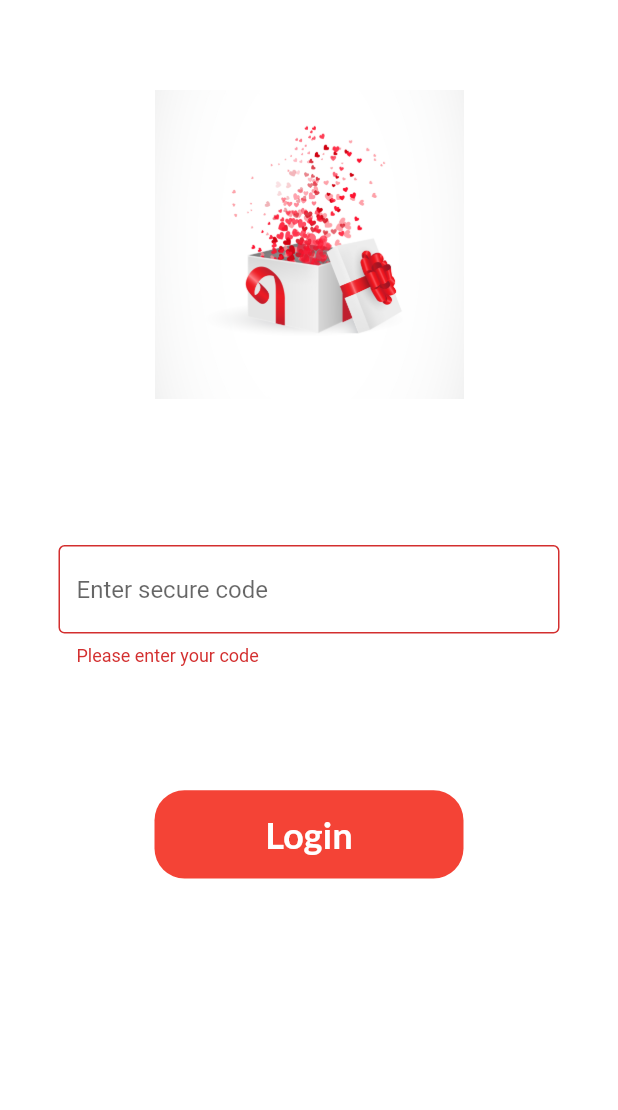
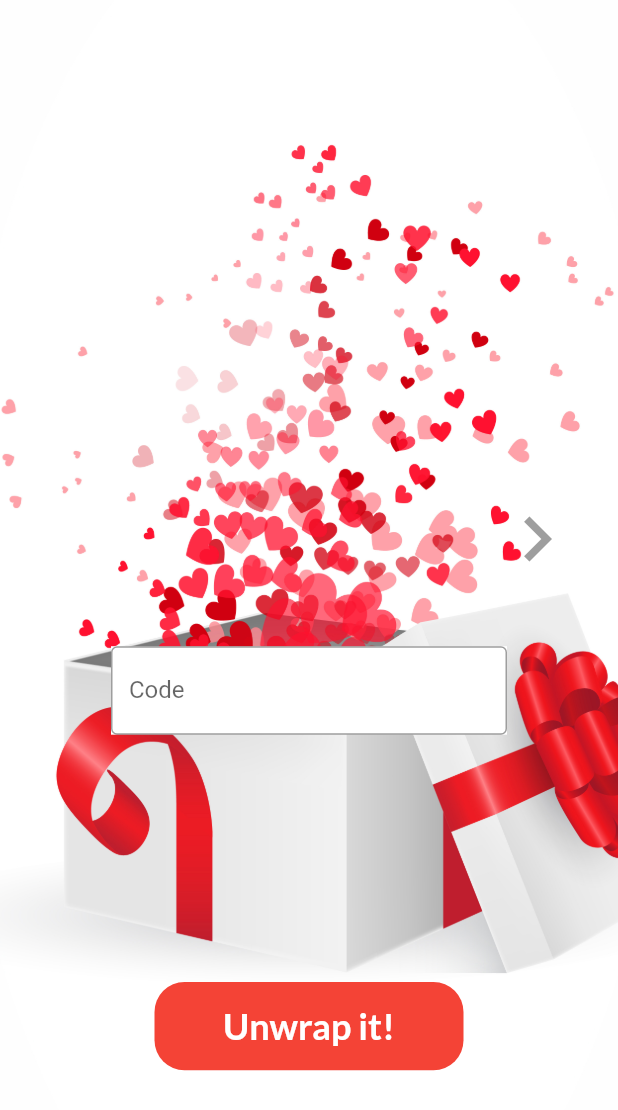
Before and after one commit to sadilak85/unWrapp, a Flutter app: the screen it shows after launch, on a phone screen of 412 x 824 dp. Shown: the top 1110 px of the screen. Run offline on Flutter 3.47's test engine with Material 2 defaults, Android fonts, the phone set to English and light mode, and no system bars; our stand-ins replace firebase_auth, firebase_core, modal_progress_hud, shared_preferences; accounts and stored records are empty.

Commit message:
login swipe pages

```diff
--- /dev/null
+++ b/lib/helpers/welcomescreen_controller.dart
@@ -0,0 +1,33 @@
+import 'package:flutter/material.dart';
+import '../screens/LoginFormWithValidation.dart';
+import '../screens/codeEntry_screen.dart';
+
+class WelcomeScreen extends StatefulWidget {
+  static const routeName = '/welcome-screen';
+  @override
+  _WelcomeScreenState createState() => _WelcomeScreenState();
+}
+
+class _WelcomeScreenState extends State<WelcomeScreen> {
+  PageController _controller = PageController(
+    initialPage: 0,
+  );
+
+  @override
+  void dispose() {
+    _controller.dispose();
+    super.dispose();
+  }
+
+  @override
+  Widget build(BuildContext context) {
+    return PageView(
+      pageSnapping: false,
+      controller: _controller,
+      children: [
+        CodeScreen(),
+        LoginFormValidation(),
+      ],
+    );
+  }
+}
--- a/lib/main.dart
+++ b/lib/main.dart
@@ -1,9 +1,11 @@
+import 'package:unWrapp/screens/codeEntry_screen.dart';
 import 'package:unWrapp/screens/templates_overview_screen.dart';
 import 'package:flutter/material.dart';
 import 'package:provider/provider.dart';
 import 'package:firebase_core/firebase_core.dart';
 
 import './helpers/custom_route.dart';
+import './helpers/welcomescreen_controller.dart';
 import './providers/albums.dart';
 import './providers/orders.dart';
 import './providers/auth.dart';
@@ -14,7 +16,7 @@ import './screens/product_detail_screen.dart';
 import './screens/orders_screen.dart';
 import './screens/edit_product_screen.dart';
 import './screens/LoginFormWithValidation.dart';
-import './screens/welcome_screen.dart';
+
 // import './screens/login_screen.dart';
 // import './screens/registration_screen.dart';
 
@@ -123,6 +125,7 @@ class MyApp extends StatelessWidget {
                 ),
           routes: {
             LoginFormValidation.routeName: (ctx) => LoginFormValidation(),
+            CodeScreen.routeName: (ctx) => CodeScreen(),
             // LoginScreen.routeName: (ctx) => LoginScreen(),
             // RegistrationScreen.routeName: (ctx) => RegistrationScreen(),
             TemplatesOverviewScreen.routeName: (ctx) =>
--- /dev/null
+++ b/lib/screens/codeEntry_screen.dart
@@ -0,0 +1,203 @@
+import 'package:flutter/material.dart';
+import 'package:firebase_auth/firebase_auth.dart';
+import 'package:modal_progress_hud/modal_progress_hud.dart';
+import '../screens/templates_overview_screen.dart';
+
+class CodeScreen extends StatefulWidget {
+  static const routeName = '/code-screen';
+  @override
+  _CodeScreenState createState() => _CodeScreenState();
+}
+
+class _CodeScreenState extends State<CodeScreen> {
+  GlobalKey<FormState> formkey = GlobalKey<FormState>();
+  bool showSpinner = false;
+  final _auth = FirebaseAuth.instance;
+
+  Map<String, String> _authData = {
+    'specialkey': '',
+  };
+
+  void _showErrorDialog(String message) {
+    showDialog(
+      context: context,
+      builder: (ctx) => AlertDialog(
+        title: Text('An Error Occurred!'),
+        content: Text(message),
+        actions: <Widget>[
+          FlatButton(
+            child: Text('Okay'),
+            onPressed: () {
+              Navigator.of(ctx).pop();
+            },
+          )
+        ],
+      ),
+    );
+  }
+
+  bool _codeValidation(String value) {
+    if (value == '123') {
+      return true;
+    } else {
+      return false;
+    }
+  }
+
+  @override
+  Widget build(BuildContext context) {
+    final deviceSize = MediaQuery.of(context).size;
+
+    return Container(
+      decoration: BoxDecoration(
+          image: DecorationImage(
+              image: AssetImage('assets/images/welcomelogo.png'),
+              fit: BoxFit.cover)),
+      child: Scaffold(
+        backgroundColor: Colors.transparent,
+        body: ModalProgressHUD(
+          inAsyncCall: showSpinner,
+          child: Padding(
+            padding: EdgeInsets.symmetric(horizontal: 24.0),
+            child: OrientationBuilder(
+              builder: (context, orientation) {
+                return SingleChildScrollView(
+                  child: Form(
+                    autovalidateMode: AutovalidateMode
+                        .always, //check for validation while typing
+                    key: formkey,
+                    child: Column(
+                      children: <Widget>[
+                        SizedBox(
+                          height: orientation == Orientation.portrait
+                              ? deviceSize.height / 2.5
+                              : deviceSize.width / 2.5,
+                        ),
+                        Container(
+                          child: Align(
+                            alignment: Alignment.centerRight,
+                            child: IconTheme(
+                              data: IconThemeData(color: Colors.grey),
+                              child: Icon(
+                                Icons.chevron_right_outlined,
+                                // Icons.double_arrow,
+                                size: 60,
+                              ),
+                            ),
+                          ),
+                        ),
+                        SizedBox(
+                          height: orientation == Orientation.portrait
+                              ? deviceSize.height / 20
+                              : deviceSize.width / 20,
+                        ),
+                        Padding(
+                          // padding: const EdgeInsets.all(25.0),
+                          padding: EdgeInsets.symmetric(horizontal: 50),
+                          child: Container(
+                            color: Colors.white,
+                            child: TextField(
+                              keyboardType: TextInputType.number,
+                              textAlign: TextAlign.center,
+                              decoration: InputDecoration(
+                                  border: OutlineInputBorder(),
+                                  labelText: 'Code',
+                                  hintText:
+                                      'Enter secure code obtained from beloved one'),
+                              onChanged: (value) {
+                                if (_codeValidation(value)) {
+                                  _authData['specialkey'] = value;
+                                } else {
+                                  _authData['specialkey'] = null;
+                                }
+                              },
+                            ),
+                          ),
+                        ),
+                        SizedBox(
+                          height: orientation == Orientation.portrait
+                              ? deviceSize.height / 5
+                              : deviceSize.width / 5,
+                        ),
+                        Container(
+                          height: orientation == Orientation.portrait
+                              ? deviceSize.height / 14
+                              : deviceSize.width / 14,
+                          width: orientation == Orientation.portrait
+                              ? deviceSize.width / 2
+                              : deviceSize.height / 2,
+                          decoration: BoxDecoration(
+                              color: Theme.of(context).primaryColor,
+                              borderRadius: BorderRadius.circular(20)),
+                          child: FlatButton(
+                            onPressed: () async {
+                              if (formkey.currentState.validate()) {
+                                setState(() {
+                                  showSpinner = true;
+                                });
+                                print(_authData);
+                                try {
+                                  // final user =
+                                  //     await _auth.signInWithEmailAndPassword(
+                                  //         email: _authData['email'],
+                                  //         password: _authData['password']);
+                                  if (_authData['specialkey'] != null) {
+                                    Navigator.of(context).pushNamed(
+                                        TemplatesOverviewScreen.routeName);
+                                  } else {
+                                    _showErrorDialog("Not Validated");
+                                    setState(() {
+                                      showSpinner = false;
+                                    });
+                                  }
+
+                                  setState(() {
+                                    showSpinner = false;
+                                  });
+                                } catch (error) {
+                                  var errorMessage =
+                                      'Authentication failed: \n';
+                                  errorMessage =
+                                      errorMessage + error.toString();
+
+                                  _showErrorDialog(errorMessage);
+                                  setState(() {
+                                    showSpinner = false;
+                                  });
+                                }
+                              } else {
+                                _showErrorDialog("Not Validated");
+                                setState(() {
+                                  showSpinner = false;
+                                });
+                              }
+                            },
+                            child: Text(
+                              'Unwrap it!',
+                              style: TextStyle(
+                                color: Colors.white,
+                                fontSize: 24,
+                                fontFamily: Theme.of(context)
+                                    .textTheme
+                                    .headline2
+                                    .fontFamily,
+                                fontWeight: Theme.of(context)
+                                    .textTheme
+                                    .headline2
+                                    .fontWeight,
+                              ),
+                            ),
+                          ),
+                        ),
+                      ],
+                    ),
+                  ),
+                );
+              },
+            ),
+          ),
+        ),
+      ),
+    );
+  }
+}
--- a/lib/screens/welcome_screen.dart
+++ /dev/null
@@ -1,190 +0,0 @@
-import 'package:flutter/material.dart';
-import 'package:firebase_auth/firebase_auth.dart';
-import 'package:modal_progress_hud/modal_progress_hud.dart';
-import '../screens/LoginFormWithValidation.dart';
-
-class WelcomeScreen extends StatefulWidget {
-  static const routeName = '/welcome-screen';
-  @override
-  _WelcomeScreenState createState() => _WelcomeScreenState();
-}
-
-class _WelcomeScreenState extends State<WelcomeScreen> {
-  GlobalKey<FormState> formkey = GlobalKey<FormState>();
-  bool showSpinner = false;
-  final _auth = FirebaseAuth.instance;
-
-  Map<String, String> _authData = {
-    'specialkey': '',
-  };
-
-  void _showErrorDialog(String message) {
-    showDialog(
-      context: context,
-      builder: (ctx) => AlertDialog(
-        title: Text('An Error Occurred!'),
-        content: Text(message),
-        actions: <Widget>[
-          FlatButton(
-            child: Text('Okay'),
-            onPressed: () {
-              Navigator.of(ctx).pop();
-            },
-          )
-        ],
-      ),
-    );
-  }
-
-  bool _codeValidation(String value) {
-    if (value == 'Ananinami') {
-      return true;
-    } else {
-      return false;
-    }
-  }
-
-  @override
-  Widget build(BuildContext context) {
-    final deviceSize = MediaQuery.of(context).size;
-
-    return Scaffold(
-      backgroundColor: Colors.white,
-      body: ModalProgressHUD(
-        inAsyncCall: showSpinner,
-        child: Padding(
-          padding: EdgeInsets.symmetric(horizontal: 24.0),
-          child: OrientationBuilder(
-            builder: (context, orientation) {
-              return SingleChildScrollView(
-                child: Form(
-                  autovalidateMode: AutovalidateMode
-                      .always, //check for validation while typing
-                  key: formkey,
-                  child: Column(
-                    children: <Widget>[
-                      Padding(
-                        padding: const EdgeInsets.only(top: 60.0),
-                        child: Center(
-                          child: Container(
-                              width: orientation == Orientation.portrait
-                                  ? deviceSize.width / 2
-                                  : 0,
-                              height: orientation == Orientation.portrait
-                                  ? deviceSize.height / 4
-                                  : 0,
-                              child:
-                                  Image.asset('assets/images/welcomelogo.png')),
-                        ),
-                      ),
-                      SizedBox(
-                        height: orientation == Orientation.portrait
-                            ? deviceSize.height / 10
-                            : deviceSize.width / 10,
-                      ),
-                      Padding(
-                        padding: const EdgeInsets.only(
-                            left: 15.0, right: 15.0, top: 15, bottom: 0),
-                        child: TextFormField(
-                          obscureText: true,
-                          decoration: InputDecoration(
-                              border: OutlineInputBorder(),
-                              hintText: 'Enter secure code'),
-                          validator: (value) {
-                            if (value.isEmpty) {
-                              return 'Please enter your code';
-                            }
-                            return null;
-                          },
-                          onChanged: (value) {
-                            if (_codeValidation(value)) {
-                              _authData['specialkey'] = value;
-                            } else {
-                              _authData['specialkey'] = null;
-                            }
-                          },
-                        ),
-                      ),
-                      SizedBox(
-                        height: orientation == Orientation.portrait
-                            ? deviceSize.height / 10
-                            : deviceSize.width / 15,
-                      ),
-                      Container(
-                        height: orientation == Orientation.portrait
-                            ? deviceSize.height / 14
-                            : deviceSize.width / 14,
-                        width: orientation == Orientation.portrait
-                            ? deviceSize.width / 2
-                            : deviceSize.height / 2,
-                        decoration: BoxDecoration(
-                            color: Theme.of(context).primaryColor,
-                            borderRadius: BorderRadius.circular(20)),
-                        child: FlatButton(
-                          onPressed: () async {
-                            if (formkey.currentState.validate()) {
-                              setState(() {
-                                showSpinner = true;
-                              });
-
-                              try {
-                                // final user =
-                                //     await _auth.signInWithEmailAndPassword(
-                                //         email: _authData['email'],
-                                //         password: _authData['password']);
-                                // if (user != null) {
-                                //   Navigator.of(context).pushNamed(
-                                //       TemplatesOverviewScreen.routeName);
-                                // }
-                                if (_authData['specialkey'] != null) {
-                                  Navigator.of(context)
-                                      .pushNamed(LoginFormValidation.routeName);
-                                }
-
-                                setState(() {
-                                  showSpinner = false;
-                                });
-                              } catch (error) {
-                                var errorMessage = 'Authentication failed: \n';
-                                errorMessage = errorMessage + error.toString();
-
-                                _showErrorDialog(errorMessage);
-                                setState(() {
-                                  showSpinner = false;
-                                });
-                              }
-                            } else {
-                              _showErrorDialog("Not Validated");
-                              setState(() {
-                                showSpinner = false;
-                              });
-                            }
-                          },
-                          child: Text(
-                            'Login',
-                            style: TextStyle(
-                              color: Colors.white,
-                              fontSize: 24,
-                              fontFamily: Theme.of(context)
-                                  .textTheme
-                                  .headline2
-                                  .fontFamily,
-                              fontWeight: Theme.of(context)
-                                  .textTheme
-                                  .headline2
-                                  .fontWeight,
-                            ),
-                          ),
-                        ),
-                      ),
-                    ],
-                  ),
-                ),
-              );
-            },
-          ),
-        ),
-      ),
-    );
-  }
-}
--- a/pubspec.yaml
+++ b/pubspec.yaml
@@ -28,7 +28,6 @@ dependencies:
   http: ^0.12.2
   shared_preferences: ^0.5.12+4
   flutter_login: ^1.0.14
-  form_field_validator: ^1.0.1
 
   firebase_core: ^0.7.0
   firebase_auth: ^0.20.1
```
Also changed, not shown: lib/screens/LoginFormWithValidation.dart (+95 -67 lines), pubspec.lock, 2 other files.
